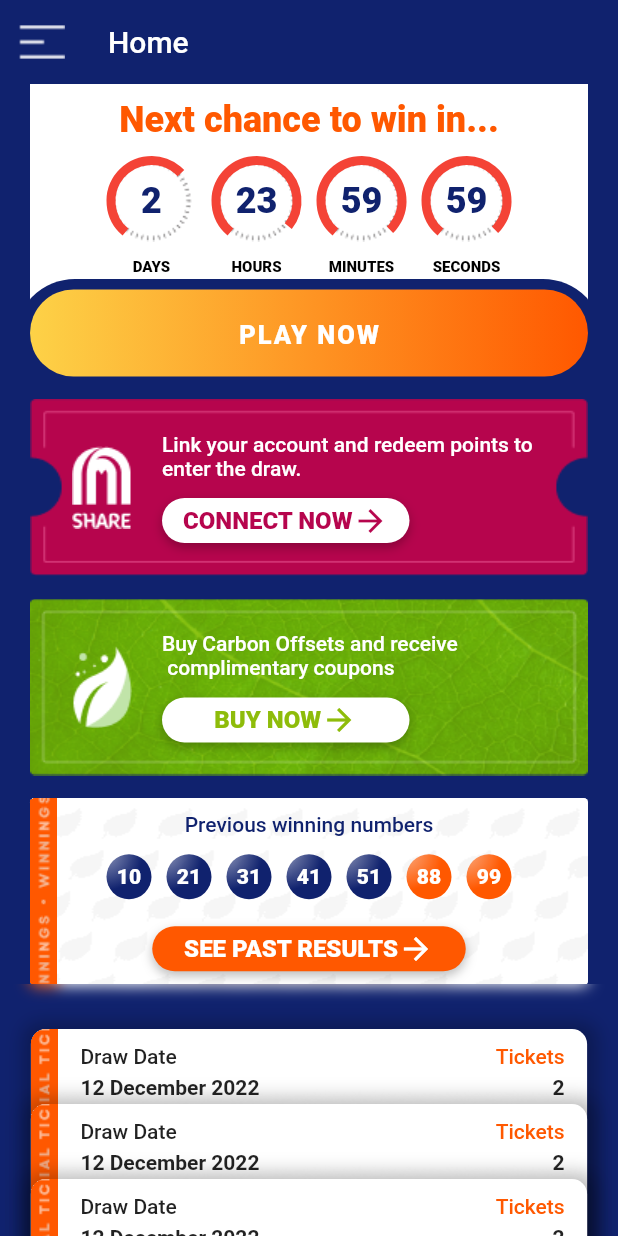
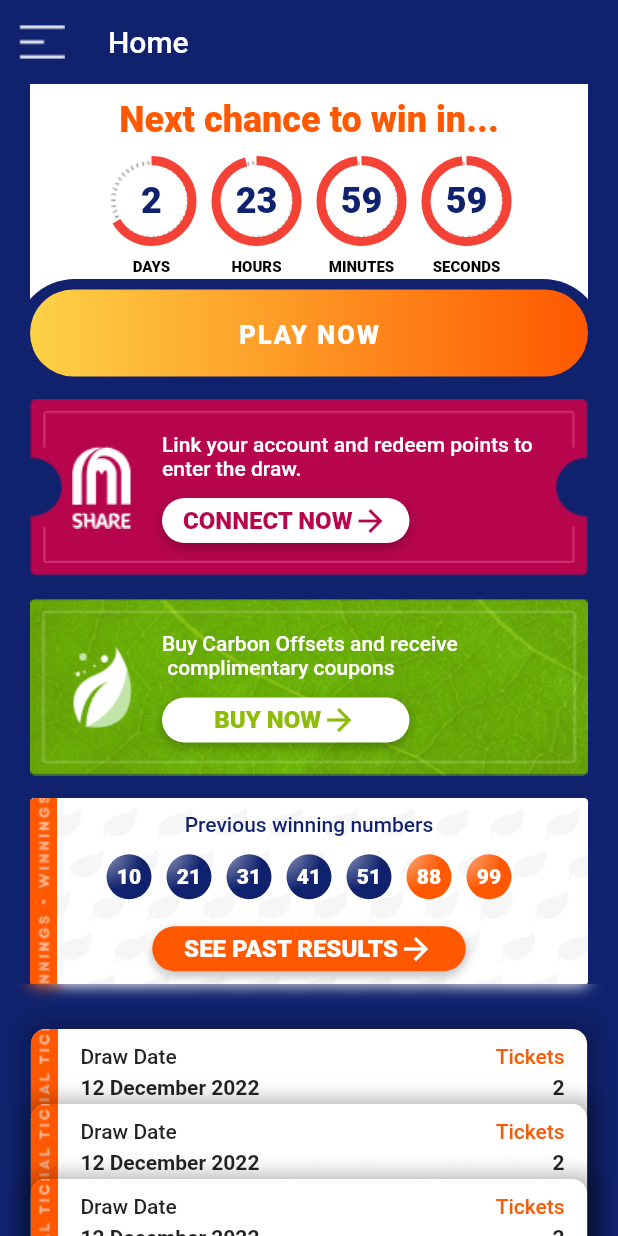
Before and after one commit to Chandravardhan-Singh/world_winner_flutter, a Flutter app: the Home screen opened directly, on a phone screen of 412 x 824 dp. Run offline on Flutter 3.47's test engine with Material 2 defaults, Android fonts, the light colour scheme and no system bars; drawn by our look-alikes of percent_indicator; our stand-ins replace bloc, flutter_bloc, flutter_secure_storage, google_fonts, otp_text_field, permission_handler; accounts and stored records are empty; generated files the repository leaves out were written again.

Commit message:
timer ui fix (#3)

```diff
--- a/lib/widget/time_counter.dart
+++ b/lib/widget/time_counter.dart
@@ -30,8 +30,8 @@ class TimeCounter extends StatelessWidget {
             percent: percentage,
             animateFromLastPercent: true,
             lineWidth: 6,
-            arcType: ArcType.FULL,
-            arcBackgroundColor: Colors.transparent,
+            restartAnimation: false,
+            backgroundColor: Colors.transparent,
             center: Container(
               margin: const EdgeInsets.symmetric(horizontal: 8),
               height: 55,
```
